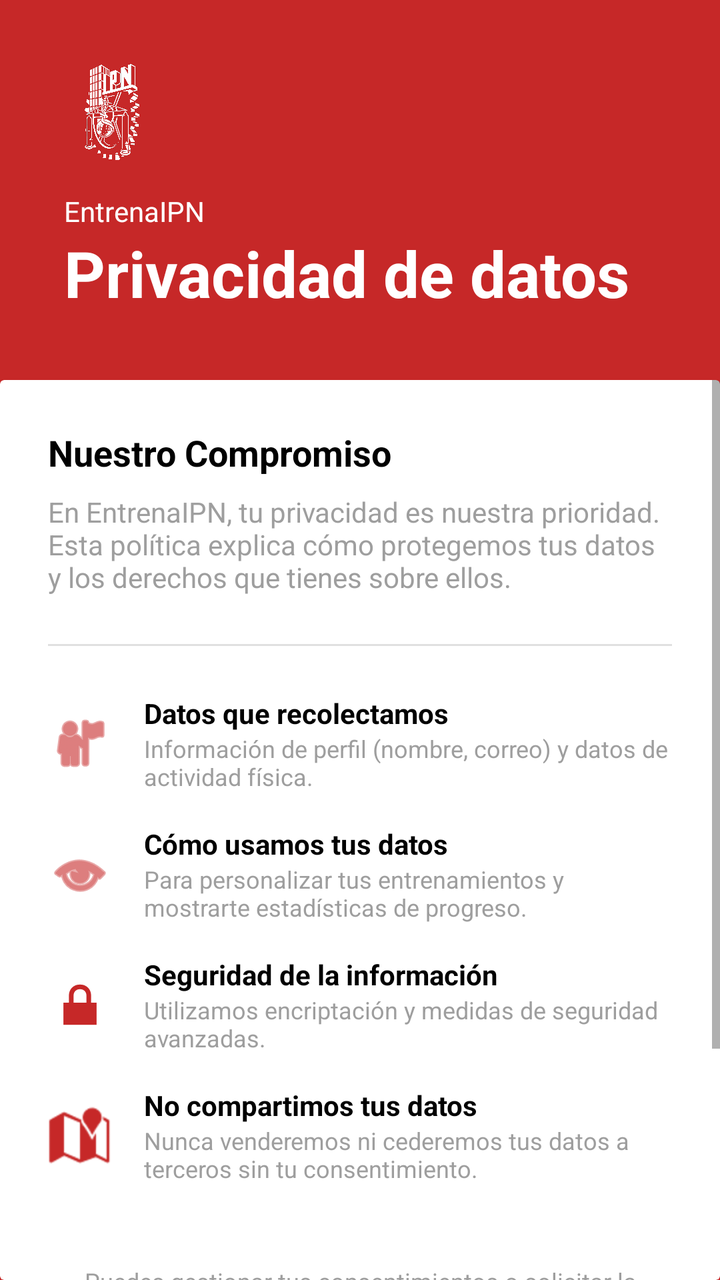
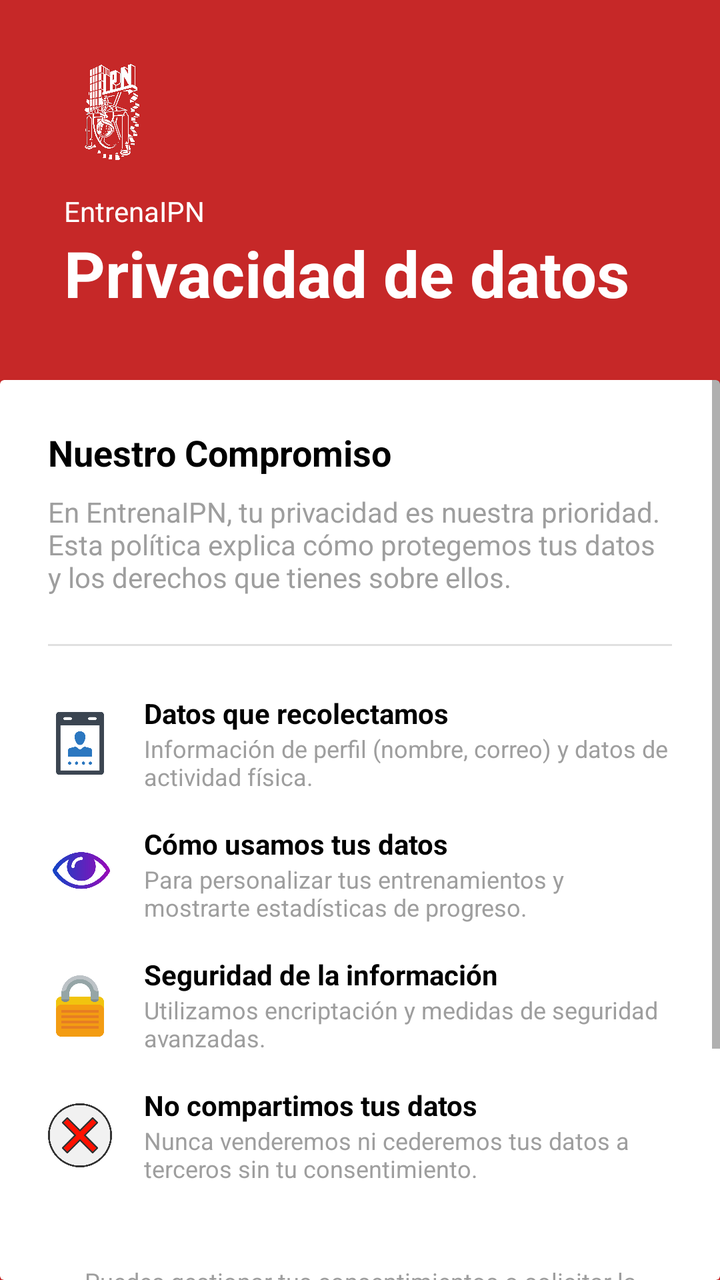

An Android layout rendered at two revisions. The XML below is the earlier revision; the diff shows what the commit changed to produce the second picture.
<!-- AndroidManifest.xml: application theme Theme.ActivaESCOM -->
<!-- res/layout/activity_privacidad.xml -->
<?xml version="1.0" encoding="utf-8"?>
<androidx.constraintlayout.widget.ConstraintLayout xmlns:android="http://schemas.android.com/apk/res/android"
    xmlns:app="http://schemas.android.com/apk/res-auto"
    android:layout_width="match_parent"
    android:layout_height="match_parent"
    android:background="@color/red_1">

    

    
    <ImageView
        android:id="@+id/ic_logo_ipn"
        android:layout_width="48dp"
        android:layout_height="48dp"
        android:layout_marginStart="32dp"
        android:layout_marginTop="32dp"
        android:src="@drawable/logo_ipn"
        app:layout_constraintStart_toStartOf="parent"
        app:layout_constraintTop_toTopOf="parent" />

    
    <TextView
        android:id="@+id/tv_app_name"
        android:layout_width="wrap_content"
        android:layout_height="wrap_content"
        android:layout_marginStart="32dp"
        android:layout_marginTop="16dp"
        android:text="EntrenaIPN"
        android:textColor="@color/white"
        android:textSize="14sp"
        app:layout_constraintStart_toStartOf="parent"
        app:layout_constraintTop_toBottomOf="@id/ic_logo_ipn" />

    
    <TextView
        android:id="@+id/tv_title_privacy"
        android:layout_width="wrap_content"
        android:layout_height="wrap_content"
        android:layout_marginStart="32dp"
        android:text="Privacidad de datos"
        android:textColor="@color/white"
        android:textSize="32sp"
        android:textStyle="bold"
        app:layout_constraintStart_toStartOf="parent"
        app:layout_constraintTop_toBottomOf="@id/tv_app_name" />

    
    <androidx.cardview.widget.CardView
        android:layout_width="match_parent"
        android:layout_height="0dp"
        android:layout_marginTop="32dp"
        app:cardBackgroundColor="@color/white"
        app:cardElevation="0dp"
        app:layout_constraintBottom_toBottomOf="parent"
        app:layout_constraintTop_toBottomOf="@id/tv_title_privacy">

        
        <ScrollView
            android:layout_width="match_parent"
            android:layout_height="match_parent"
            android:fillViewport="true">

            <LinearLayout
                android:layout_width="match_parent"
                android:layout_height="wrap_content"
                android:orientation="vertical"
                android:padding="24dp">

                
                <TextView
                    android:layout_width="wrap_content"
                    android:layout_height="wrap_content"
                    android:text="Nuestro Compromiso"
                    android:textColor="@color/black"
                    android:textSize="18sp"
                    android:textStyle="bold" />

                <TextView
                    android:layout_width="match_parent"
                    android:layout_height="wrap_content"
                    android:layout_marginTop="8dp"
                    android:text="En EntrenaIPN, tu privacidad es nuestra prioridad. Esta política explica cómo protegemos tus datos y los derechos que tienes sobre ellos."
                    android:textColor="@color/gray_text"
                    android:textSize="14sp" />

                
                <View
                    android:layout_width="match_parent"
                    android:layout_height="1dp"
                    android:layout_marginTop="24dp"
                    android:layout_marginBottom="24dp"
                    android:background="@color/gray_light" />

                

                
                <LinearLayout
                    android:layout_width="match_parent"
                    android:layout_height="wrap_content"
                    android:gravity="center_vertical"
                    android:orientation="horizontal"
                    android:layout_marginBottom="16dp">

                    <ImageView
                        android:layout_width="32dp"
                        android:layout_height="32dp"
                        android:src="@android:drawable/ic_menu_myplaces"
                        app:tint="@color/red_1" />

                    <LinearLayout
                        android:layout_width="match_parent"
                        android:layout_height="wrap_content"
                        android:orientation="vertical"
                        android:layout_marginStart="16dp">

                        <TextView
                            android:layout_width="wrap_content"
                            android:layout_height="wrap_content"
                            android:text="Datos que recolectamos"
                            android:textColor="@color/black"
                            android:textStyle="bold" />
                        <TextView
                            android:layout_width="wrap_content"
                            android:layout_height="wrap_content"
                            android:text="Información de perfil (nombre, correo) y datos de actividad física."
                            android:textColor="@color/gray_text"
                            android:textSize="12sp"/>
                    </LinearLayout>
                </LinearLayout>

                
                <LinearLayout
                    android:layout_width="match_parent"
                    android:layout_height="wrap_content"
                    android:gravity="center_vertical"
                    android:orientation="horizontal"
                    android:layout_marginBottom="16dp">

                    <ImageView
                        android:layout_width="32dp"
                        android:layout_height="32dp"
                        android:src="@android:drawable/ic_menu_view"
                        app:tint="@color/red_1" />

                    <LinearLayout
                        android:layout_width="match_parent"
                        android:layout_height="wrap_content"
                        android:orientation="vertical"
                        android:layout_marginStart="16dp">

                        <TextView
                            android:layout_width="wrap_content"
                            android:layout_height="wrap_content"
                            android:text="Cómo usamos tus datos"
                            android:textColor="@color/black"
                            android:textStyle="bold" />
                        <TextView
                            android:layout_width="wrap_content"
                            android:layout_height="wrap_content"
                            android:text="Para personalizar tus entrenamientos y mostrarte estadísticas de progreso."
                            android:textColor="@color/gray_text"
                            android:textSize="12sp"/>
                    </LinearLayout>
                </LinearLayout>

                
                <LinearLayout
                    android:layout_width="match_parent"
                    android:layout_height="wrap_content"
                    android:gravity="center_vertical"
                    android:orientation="horizontal"
                    android:layout_marginBottom="16dp">

                    <ImageView
                        android:layout_width="32dp"
                        android:layout_height="32dp"
                        android:src="@android:drawable/ic_lock_lock"
                        app:tint="@color/red_1" />

                    <LinearLayout
                        android:layout_width="match_parent"
                        android:layout_height="wrap_content"
                        android:orientation="vertical"
                        android:layout_marginStart="16dp">

                        <TextView
                            android:layout_width="wrap_content"
                            android:layout_height="wrap_content"
                            android:text="Seguridad de la información"
                            android:textColor="@color/black"
                            android:textStyle="bold" />
                        <TextView
                            android:layout_width="wrap_content"
                            android:layout_height="wrap_content"
                            android:text="Utilizamos encriptación y medidas de seguridad avanzadas."
                            android:textColor="@color/gray_text"
                            android:textSize="12sp"/>
                    </LinearLayout>
                </LinearLayout>

                
                <LinearLayout
                    android:layout_width="match_parent"
                    android:layout_height="wrap_content"
                    android:gravity="center_vertical"
                    android:orientation="horizontal"
                    android:layout_marginBottom="24dp">

                    <ImageView
                        android:layout_width="32dp"
                        android:layout_height="32dp"
                        android:src="@android:drawable/ic_dialog_map"
                        app:tint="@color/red_1" />

                    <LinearLayout
                        android:layout_width="match_parent"
                        android:layout_height="wrap_content"
                        android:orientation="vertical"
                        android:layout_marginStart="16dp">

                        <TextView
                            android:layout_width="wrap_content"
                            android:layout_height="wrap_content"
                            android:text="No compartimos tus datos"
                            android:textColor="@color/black"
                            android:textStyle="bold" />
                        <TextView
                            android:layout_width="wrap_content"
                            android:layout_height="wrap_content"
                            android:text="Nunca venderemos ni cederemos tus datos a terceros sin tu consentimiento."
                            android:textColor="@color/gray_text"
                            android:textSize="12sp"/>
                    </LinearLayout>
                </LinearLayout>

                
                <TextView
                    android:layout_width="match_parent"
                    android:layout_height="wrap_content"
                    android:layout_marginTop="16dp"
                    android:gravity="center"
                    android:text="Puedes gestionar tus consentimientos o solicitar la eliminación de tus datos en cualquier momento desde la configuración de tu cuenta."
                    android:textColor="@color/gray_text"
                    android:textSize="12sp" />

                
                <Button
                    android:id="@+id/btn_entendido"
                    android:layout_width="match_parent"
                    android:layout_height="55dp"
                    android:layout_marginTop="24dp"
                    android:layout_marginBottom="16dp"
                    android:backgroundTint="@color/red_1"
                    android:text="ENTENDIDO"
                    android:textColor="@color/white"
                    android:textStyle="bold" />

            </LinearLayout>
        </ScrollView>
    </androidx.cardview.widget.CardView>
</androidx.constraintlayout.widget.ConstraintLayout>
<!-- resources referenced by this layout -->
<resources>
  <color name="black">#FF000000</color>
  <color name="gray_light">#E0E0E0</color>
  <color name="gray_text">#9E9E9E</color>
  <color name="red_1">#C62828</color>
  <color name="white">#FFFFFFFF</color>
  <!-- drawable logo_ipn: png bitmap (drawable, 799627 bytes) -->
  <style name="Theme.ActivaESCOM" parent="Base.Theme.ActivaESCOM">
      </style>
  <style name="Base.Theme.ActivaESCOM" parent="Theme.MaterialComponents.DayNight.NoActionBar">
      </style>
</resources>

<!-- the commit's change to res/layout/activity_privacidad.xml (unified diff, before → after) -->
@@ -104,8 +104,7 @@
                     <ImageView
                         android:layout_width="32dp"
                         android:layout_height="32dp"
-                        android:src="@android:drawable/ic_menu_myplaces"
-                        app:tint="@color/red_1" />
+                        android:src="@drawable/logo_guardar"/>
 
                     <LinearLayout
                         android:layout_width="match_parent"
@@ -139,8 +138,7 @@
                     <ImageView
                         android:layout_width="32dp"
                         android:layout_height="32dp"
-                        android:src="@android:drawable/ic_menu_view"
-                        app:tint="@color/red_1" />
+                        android:src="@drawable/logo_usardatos"/>
 
                     <LinearLayout
                         android:layout_width="match_parent"
@@ -174,8 +172,7 @@
                     <ImageView
                         android:layout_width="32dp"
                         android:layout_height="32dp"
-                        android:src="@android:drawable/ic_lock_lock"
-                        app:tint="@color/red_1" />
+                        android:src="@drawable/logo_seguridad"/>
 
                     <LinearLayout
                         android:layout_width="match_parent"
@@ -209,8 +206,7 @@
                     <ImageView
                         android:layout_width="32dp"
                         android:layout_height="32dp"
-                        android:src="@android:drawable/ic_dialog_map"
-                        app:tint="@color/red_1" />
+                        android:src="@drawable/logo_no_datos"/>
 
                     <LinearLayout
                         android:layout_width="match_parent"
<!-- resource entries referenced after the edit -->
@@ -5,7 +5,11 @@
   <color name="gray_text">#9E9E9E</color>
   <color name="red_1">#C62828</color>
   <color name="white">#FFFFFFFF</color>
+  <!-- drawable logo_guardar: png bitmap (drawable, 11972 bytes) -->
   <!-- drawable logo_ipn: png bitmap (drawable, 799627 bytes) -->
+  <!-- drawable logo_no_datos: png bitmap (drawable, 34588 bytes) -->
+  <!-- drawable logo_seguridad: png bitmap (drawable, 14749 bytes) -->
+  <!-- drawable logo_usardatos: png bitmap (drawable, 22099 bytes) -->
   <style name="Theme.ActivaESCOM" parent="Base.Theme.ActivaESCOM">
       </style>
   <style name="Base.Theme.ActivaESCOM" parent="Theme.MaterialComponents.DayNight.NoActionBar">
